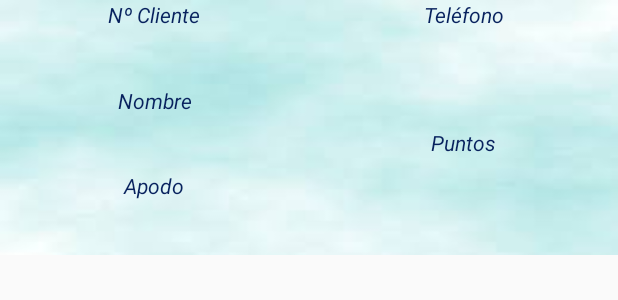
After one commit to bastaiguer/ClientsQR, an Android app: the layout element_llista.xml on its own in the app's theme, with its tools: preview values and no code run, on a phone screen of 412 x 824 dp. The commit adds this screen. Shown: the top 300 px of the screen. Run offline under Robolectric (Android 15) with nearby library versions, the phone set to English and light mode, and no system bars.

Commit message:
Cargada lista clientes

```diff
--- a/app/src/main/AndroidManifest.xml
+++ b/app/src/main/AndroidManifest.xml
@@ -2,7 +2,8 @@
 <manifest xmlns:android="http://schemas.android.com/apk/res/android"
     package="com.simarro.joshu.clientsqr">
 
-    <uses-permission android:name="android.permission.INTERNET"/>
+    <uses-permission android:name="android.permission.INTERNET" />
+
     <application
         android:allowBackup="true"
         android:icon="@drawable/app_icon"
@@ -17,7 +18,8 @@
                 <category android:name="android.intent.category.LAUNCHER" />
             </intent-filter>
         </activity>
-        <activity android:name=".Activities.DashBoard"></activity>
+        <activity android:name=".Activities.DashBoard" />
+        <activity android:name=".Activities.lista_clientes"></activity>
     </application>
 
 </manifest>
--- a/app/src/main/java/com/simarro/joshu/clientsqr/Activities/DashBoard.java
+++ b/app/src/main/java/com/simarro/joshu/clientsqr/Activities/DashBoard.java
@@ -20,7 +20,6 @@ public class DashBoard extends AppCompatActivity implements View.OnClickListener
         super.onCreate(savedInstanceState);
         setContentView(R.layout.activity_dash_board);
         clients.addLlista((ArrayList<Client>) getIntent().getExtras().getSerializable("clients"));
-        this.clients.mostrarNoms();
     }
 
     @Override
@@ -31,7 +30,8 @@ public class DashBoard extends AppCompatActivity implements View.OnClickListener
                 intent = new Intent();
                 break;
             case R.id.btn_clientes:
-                intent = new Intent();
+                intent = new Intent(this,lista_clientes.class);
+                intent.putExtra("clients",clients.getClients());
                 break;
             case R.id.btn_leer_qr:
                 intent = new Intent();
--- a/app/src/main/java/com/simarro/joshu/clientsqr/Pojo/LlistaClients.java
+++ b/app/src/main/java/com/simarro/joshu/clientsqr/Pojo/LlistaClients.java
@@ -22,6 +22,10 @@ public class LlistaClients extends ArrayList<Client> implements Serializable {
             System.out.println(cl.getNombre());
             System.out.println("------------------------------");
         }
+    }
+
+    public ArrayList<Client> getClients(){
+        return this;
     }
 
     public Client getClientById(int id) {
--- a/app/src/main/res/layout/activity_dash_board.xml
+++ b/app/src/main/res/layout/activity_dash_board.xml
@@ -24,6 +24,7 @@
             android:layout_height="match_parent"
             android:layout_weight="1"
             android:background="@drawable/selector_menu"
+            android:onClick="onClick"
             app:srcCompat="@drawable/group" />
 
         <ImageButton
@@ -32,7 +33,8 @@
             android:layout_width="match_parent"
             android:layout_height="match_parent"
             android:layout_weight="1"
-            android:background="@drawable/selector_menu" />
+            android:background="@drawable/selector_menu"
+            android:onClick="onClick" />
     </LinearLayout>
 
     <LinearLayout
@@ -50,6 +52,7 @@
             android:layout_height="match_parent"
             android:layout_weight="1"
             android:background="@drawable/selector_menu"
+            android:onClick="onClick"
             app:srcCompat="@drawable/qr" />
     </LinearLayout>
 </LinearLayout>
--- /dev/null
+++ b/app/src/main/res/layout/element_llista.xml
@@ -0,0 +1,124 @@
+<?xml version="1.0" encoding="utf-8"?>
+<LinearLayout xmlns:android="http://schemas.android.com/apk/res/android"
+    xmlns:tools="http://schemas.android.com/tools"
+    android:id="@+id/layout_principal"
+    android:layout_width="match_parent"
+    android:layout_height="170dp"
+    android:background="@drawable/fondo">
+
+    <LinearLayout
+        android:id="@+id/layout_esquerra"
+        android:layout_width="match_parent"
+        android:layout_height="match_parent"
+        android:layout_weight="1"
+        android:orientation="vertical">
+
+        <TextView
+            android:id="@+id/txtId"
+            android:layout_width="match_parent"
+            android:layout_height="match_parent"
+            android:layout_weight="1"
+            android:text="Nº Cliente"
+            android:textAlignment="center"
+            android:textColor="@color/txt"
+            android:textStyle="italic" />
+
+        <TextView
+            android:id="@+id/txt_id"
+            android:layout_width="match_parent"
+            android:layout_height="match_parent"
+            android:layout_weight="1"
+            android:textAlignment="center"
+            android:textColor="@color/txt"
+            android:textSize="18sp"
+            android:textStyle="bold" />
+
+        <TextView
+            android:id="@+id/txtNom"
+            android:layout_width="match_parent"
+            android:layout_height="match_parent"
+            android:layout_weight="1"
+            android:text="Nombre"
+            android:textAlignment="center"
+            android:textColor="@color/txt"
+            android:textStyle="italic" />
+
+        <TextView
+            android:id="@+id/txt_nom"
+            android:layout_width="match_parent"
+            android:layout_height="match_parent"
+            android:layout_weight="1"
+            android:textAlignment="center"
+            android:textColor="@color/txt"
+            android:textSize="18sp"
+            android:textStyle="bold" />
+
+        <TextView
+            android:id="@+id/txtMote"
+            android:layout_width="match_parent"
+            android:layout_height="match_parent"
+            android:layout_weight="1"
+            android:text="Apodo"
+            android:textAlignment="center"
+            android:textColor="@color/txt"
+            android:textStyle="italic" />
+
+        <TextView
+            android:id="@+id/txt_mote"
+            android:layout_width="match_parent"
+            android:layout_height="match_parent"
+            android:layout_weight="1"
+            android:textAlignment="center"
+            android:textColor="@color/txt"
+            android:textSize="18sp"
+            android:textStyle="bold|italic" />
+    </LinearLayout>
+
+    <LinearLayout
+        android:id="@+id/layout_dreta"
+        android:layout_width="match_parent"
+        android:layout_height="match_parent"
+        android:layout_weight="1"
+        android:orientation="vertical">
+
+        <TextView
+            android:id="@+id/txtTlf"
+            android:layout_width="match_parent"
+            android:layout_height="match_parent"
+            android:layout_weight="1"
+            android:text="Teléfono"
+            android:textAlignment="center"
+            android:textColor="@color/txt"
+            android:textStyle="italic" />
+
+        <TextView
+            android:id="@+id/txt_telefono"
+            android:layout_width="match_parent"
+            android:layout_height="match_parent"
+            android:layout_weight="1"
+            android:textAlignment="center"
+            android:textColor="@color/txt"
+            android:textSize="18sp"
+            android:textStyle="bold" />
+
+        <TextView
+            android:id="@+id/txtPunts"
+            android:layout_width="match_parent"
+            android:layout_height="match_parent"
+            android:layout_weight="1"
+            android:text="Puntos"
+            android:textAlignment="center"
+            android:textColor="@color/txt"
+            android:textStyle="italic" />
+
+        <TextView
+            android:id="@+id/txt_punts"
+            android:layout_width="match_parent"
+            android:layout_height="match_parent"
+            android:layout_weight="1"
+            android:textAlignment="center"
+            android:textColor="@color/txt"
+            android:textSize="24sp"
+            android:textStyle="bold" />
+    </LinearLayout>
+</LinearLayout>
--- a/app/src/main/res/values/colors.xml
+++ b/app/src/main/res/values/colors.xml
@@ -6,4 +6,5 @@
     <color name="fons">#8d8efc</color>
     <color name="separador">#5678cc</color>
     <color name="altre">#b8cdff</color>
+    <color name="txt">#08225e</color>
 </resources>
```
Also changed, not shown: app/src/main/java/com/simarro/joshu/clientsqr/Activities/MainActivity.java (+5 -6 lines), app/src/main/java/com/simarro/joshu/clientsqr/Activities/adapterListClients.java (added, +57 -0 lines), app/src/main/java/com/simarro/joshu/clientsqr/Activities/lista_clientes.java (added, +27 -0 lines), app/src/main/res/layout/activity_lista_clientes.xml (added, +17 -0 lines).
